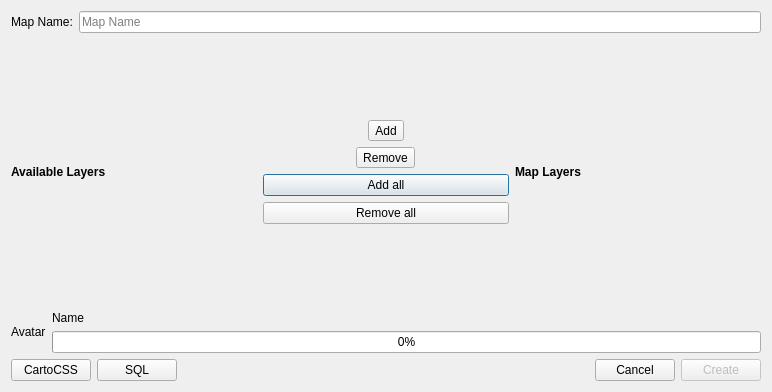
First picture: the form in ui/CreateViz.ui, repository gkudos/qgis-cartodb, before the edit.
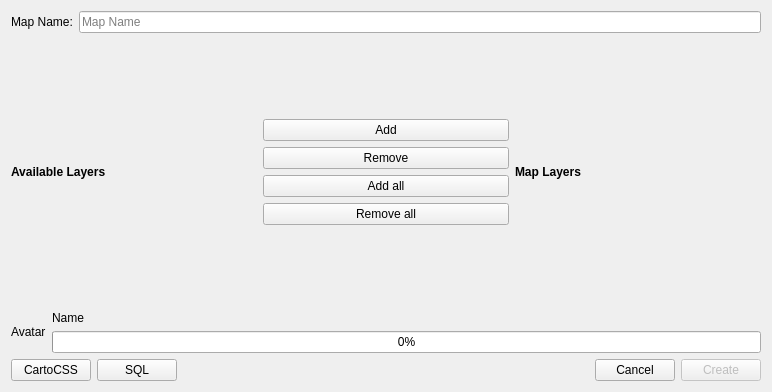
Second picture: the form after the edit.

Commit message: * Add functionality to Create Map buttons. * Fix #31 Style Categorized: The generation of CartoCSS fails if there is data with special characters. * Remove unnecessary files in the plugin package.

What changed in the file:
```diff
--- a/ui/CreateViz.ui
+++ b/ui/CreateViz.ui
@@ -61,6 +61,9 @@
          <property name="text">
           <string>Add all</string>
          </property>
+         <property name="autoDefault">
+          <bool>true</bool>
+         </property>
         </widget>
        </item>
        <item row="5" column="0">
@@ -76,32 +79,6 @@
          </property>
         </spacer>
        </item>
-       <item row="2" column="0" alignment="Qt::AlignHCenter">
-        <widget class="QToolButton" name="leftBT">
-         <property name="sizePolicy">
-          <sizepolicy hsizetype="Fixed" vsizetype="Fixed">
-           <horstretch>0</horstretch>
-           <verstretch>0</verstretch>
-          </sizepolicy>
-         </property>
-         <property name="minimumSize">
-          <size>
-           <width>22</width>
-           <height>0</height>
-          </size>
-         </property>
-         <property name="text">
-          <string>Remove</string>
-         </property>
-        </widget>
-       </item>
-       <item row="1" column="0" alignment="Qt::AlignHCenter">
-        <widget class="QToolButton" name="rightBT">
-         <property name="text">
-          <string>Add</string>
-         </property>
-        </widget>
-       </item>
        <item row="0" column="0">
         <spacer name="topSpacer">
          <property name="orientation">
@@ -120,6 +97,29 @@
          <property name="text">
           <string>Remove all</string>
          </property>
+         <property name="autoDefault">
+          <bool>true</bool>
+         </property>
+        </widget>
+       </item>
+       <item row="2" column="0">
+        <widget class="QPushButton" name="removeBT">
+         <property name="text">
+          <string>Remove</string>
+         </property>
+         <property name="autoDefault">
+          <bool>true</bool>
+         </property>
+        </widget>
+       </item>
+       <item row="1" column="0">
+        <widget class="QPushButton" name="addBT">
+         <property name="text">
+          <string>Add</string>
+         </property>
+         <property name="autoDefault">
+          <bool>true</bool>
+         </property>
         </widget>
        </item>
       </layout>
@@ -179,6 +179,9 @@
        <property name="text">
         <string>CartoCSS</string>
        </property>
+       <property name="autoDefault">
+        <bool>true</bool>
+       </property>
       </widget>
      </item>
      <item>
@@ -186,6 +189,9 @@
        <property name="text">
         <string>SQL</string>
        </property>
+       <property name="autoDefault">
+        <bool>true</bool>
+       </property>
       </widget>
      </item>
      <item>
@@ -206,6 +212,9 @@
        <property name="text">
         <string>Cancel</string>
        </property>
+       <property name="autoDefault">
+        <bool>false</bool>
+       </property>
       </widget>
      </item>
      <item>
@@ -216,6 +225,9 @@
        <property name="text">
         <string>Create</string>
        </property>
+       <property name="default">
+        <bool>true</bool>
+       </property>
       </widget>
      </item>
     </layout>
```
The commit also changes 12 other files.
